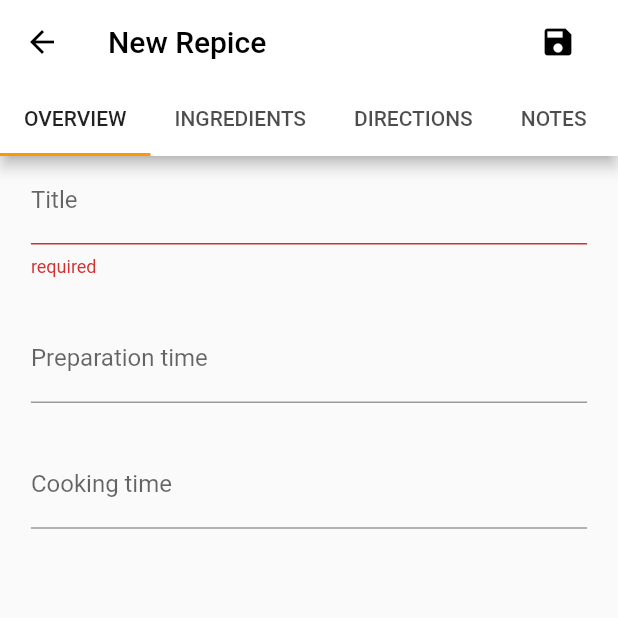
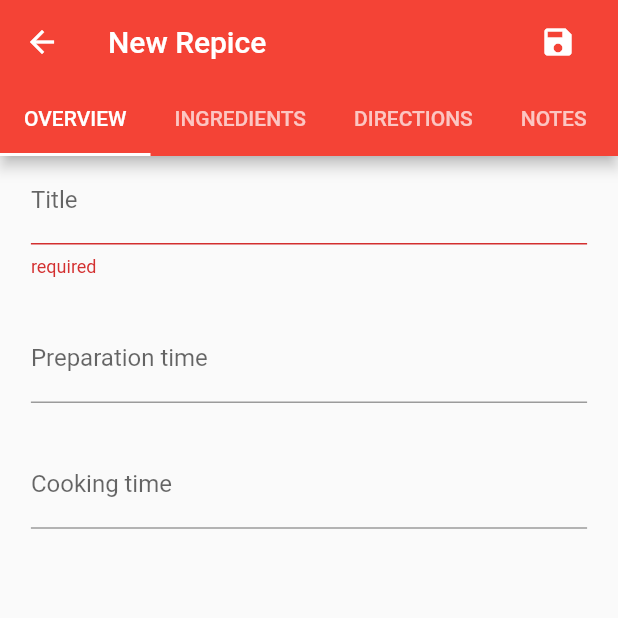
Before and after one commit to denizbeyza/3301456_183301023, a Flutter app: the screen it shows after launch, after a tap on the "add" icon, on a phone screen of 412 x 824 dp, the top half of it. Run offline on Flutter 3.47's test engine with Material 2 defaults, Android fonts, the phone set to English and light mode, and no system bars; our stand-ins replace bloc, cloud_firestore, equatable, firebase_core, flutter_bloc, google_fonts; accounts and stored records are empty; network calls fail.

Commit message:
theme color

```diff
--- a/lib/main.dart
+++ b/lib/main.dart
@@ -32,7 +32,7 @@ class _MyAppState extends State<MyApp> {
         title: 'Flutter Demo',
         debugShowCheckedModeBanner: false,
         theme: ThemeData(
-          primarySwatch: Colors.orange,
+          primarySwatch: Colors.red,
         ),
         home: const MainWidget());
   }
@@ -97,7 +97,8 @@ class _MainWidgetState extends State<MainWidget> {
   Widget tabItem({required int idx, required Icon icon}) {
     final isSelected = idx == index;
     return IconTheme(
-        data: IconThemeData(color: isSelected ? Colors.orange : Colors.black),
+        data: IconThemeData(
+            color: isSelected ? Theme.of(context).primaryColor : Colors.black),
         child: IconButton(
             onPressed: () {
               onChangedTab(idx);
--- a/lib/pages/bottom/home_page.dart
+++ b/lib/pages/bottom/home_page.dart
@@ -41,7 +41,7 @@ class _HomePageState extends State<HomePage> {
         initialIndex: 0,
         child: Column(children: <Widget>[
           TabBar(
-            labelColor: Colors.orange,
+            labelColor: Theme.of(context).primaryColor,
             unselectedLabelColor: Colors.black,
             tabs: _tabs,
           ),
--- a/lib/widgets/appbar.dart
+++ b/lib/widgets/appbar.dart
@@ -30,14 +30,15 @@ class CustomAppbar extends StatelessWidget {
     return Row(
       mainAxisAlignment: MainAxisAlignment.center,
       children: [
-        const Icon(
+        Icon(
           Icons.dinner_dining_rounded,
           size: 35,
-          color: Colors.orange,
+          color: Theme.of(context).primaryColor,
         ),
         Text(
           "Recipe Keeper",
-          style: GoogleFonts.oswald(color: Colors.orange, fontSize: 30),
+          style: GoogleFonts.oswald(
+              color: Theme.of(context).primaryColor, fontSize: 30),
         ),
       ],
     );
--- a/lib/widgets/food_widget.dart
+++ b/lib/widgets/food_widget.dart
@@ -1,4 +1,5 @@
 import 'package:flutter/material.dart';
+import 'package:google_fonts/google_fonts.dart';
 
 class FoodWidget extends StatelessWidget {
   final String text;
@@ -23,7 +24,7 @@ class FoodWidget extends StatelessWidget {
         }
       },
       child: Container(
-        color: Colors.orange,
+        color: Theme.of(context).primaryColor,
         height: 100,
         width: 100,
         child: Column(
@@ -37,21 +38,11 @@ class FoodWidget extends StatelessWidget {
             Expanded(
                 flex: 3,
                 child: Center(
-                    child: Row(
-                  mainAxisAlignment: MainAxisAlignment.spaceAround,
-                  children: [
-                    Flexible(
-                      child: Text(
-                        text,
-                        overflow: TextOverflow.ellipsis,
-                        style: const TextStyle(color: Colors.white),
-                      ),
-                    ),
-                    Text(
-                      text2,
-                      style: const TextStyle(color: Colors.white),
-                    ),
-                  ],
+                    child: Flexible(
+                  child: Text(text,
+                      overflow: TextOverflow.ellipsis,
+                      style:
+                          GoogleFonts.jost(color: Colors.white, fontSize: 15)),
                 ))),
           ],
         ),
```
Also changed, not shown: lib/pages/add_recipe_page.dart (+14 -10 lines).
